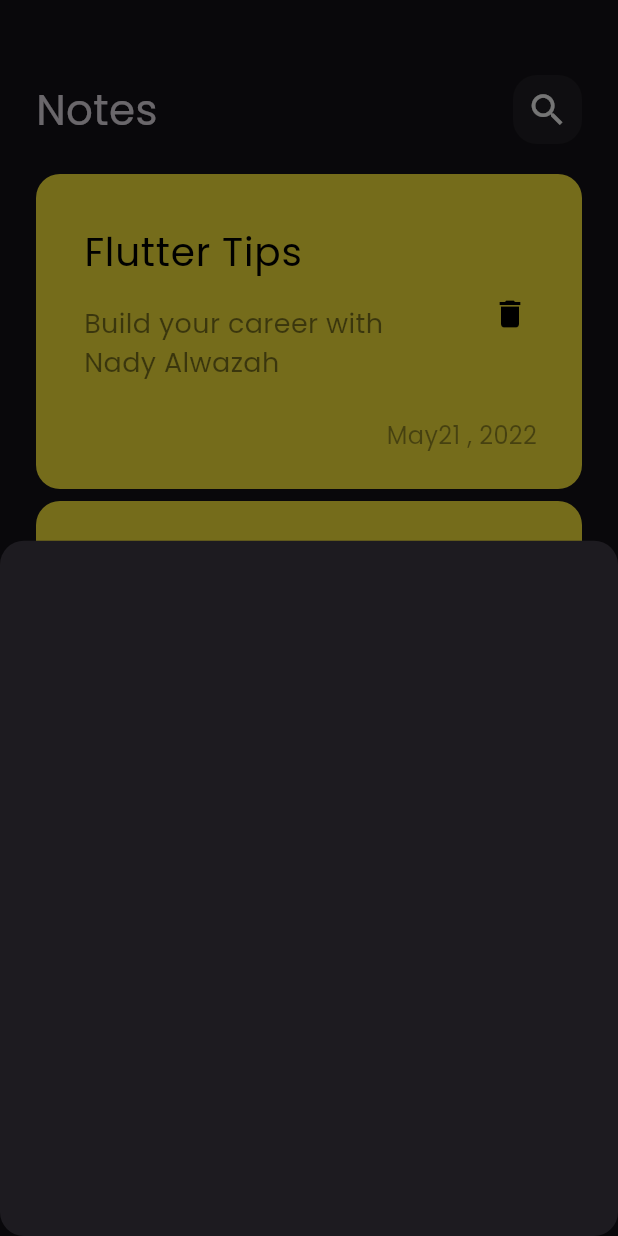
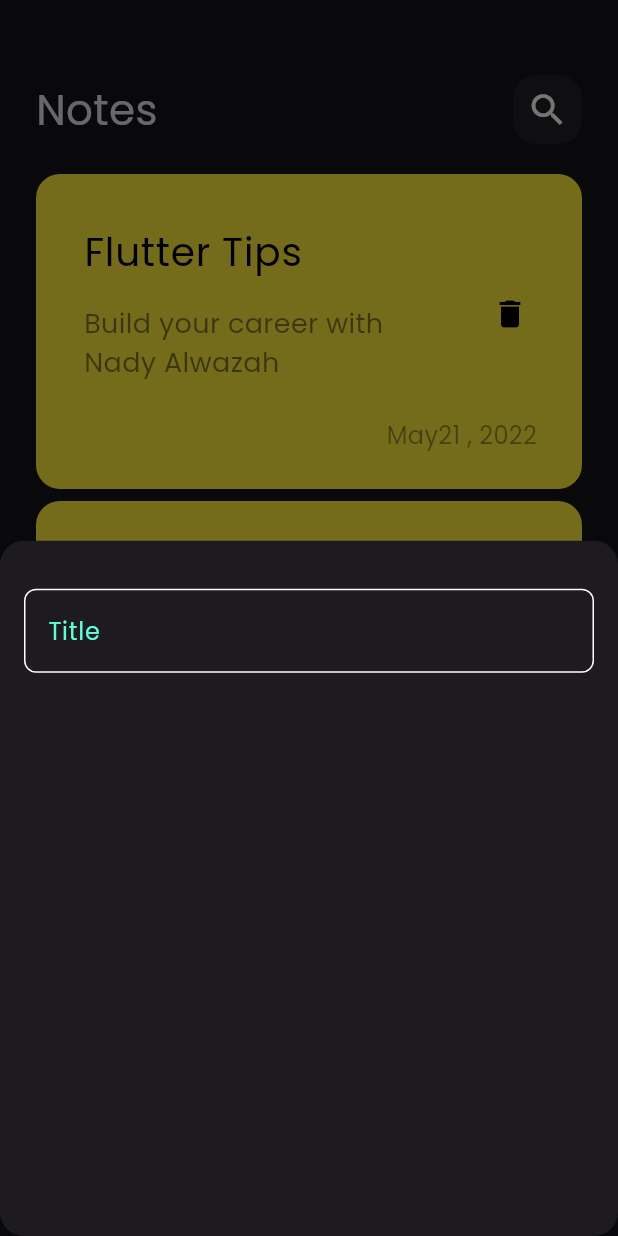
Before and after one commit to NADY10N/notes_app, a Flutter app: the screen it shows after launch, after a tap on the "add" icon, on a phone screen of 412 x 824 dp. Run offline on Flutter 3.47's test engine with Material 3 defaults, Android fonts, the phone set to English and light mode, and no system bars.

Commit message:
create custom text field

```diff
--- /dev/null
+++ b/lib/constants.dart
@@ -0,0 +1,3 @@
+import 'package:flutter/material.dart';
+
+const kPrimaryColor = Color(0xff62FCD7);
--- a/lib/views/widgets/add_note_bottom-sheet.dart
+++ b/lib/views/widgets/add_note_bottom-sheet.dart
@@ -1,10 +1,23 @@
 import 'package:flutter/material.dart';
+import 'package:notes/views/widgets/custom_text_field.dart';
 
 class AddNoteBottomSheet extends StatelessWidget {
   const AddNoteBottomSheet({super.key});
 
   @override
   Widget build(BuildContext context) {
-    return Container();
+    return Padding(
+      padding: const EdgeInsets.symmetric(
+        horizontal: 16,
+      ),
+      child: Column(
+        children: [
+          SizedBox(
+            height: 32,
+          ),
+          CustomTextfield(),
+        ],
+      ),
+    );
   }
 }
--- /dev/null
+++ b/lib/views/widgets/custom_text_field.dart
@@ -0,0 +1,27 @@
+import 'package:flutter/material.dart';
+import 'package:notes/constants.dart';
+
+class CustomTextfield extends StatelessWidget {
+  const CustomTextfield({super.key});
+
+  @override
+  Widget build(BuildContext context) {
+    return TextField(
+      cursorColor: kPrimaryColor,
+      decoration: InputDecoration(
+        hintText: "Title",
+        hintStyle: const TextStyle(color: kPrimaryColor),
+        border: buildBorder(),
+        enabledBorder: buildBorder(),
+        focusedBorder: buildBorder(kPrimaryColor),
+      ),
+    );
+  }
+
+  OutlineInputBorder buildBorder([color]) {
+    return OutlineInputBorder(
+      borderRadius: BorderRadius.circular(8),
+      borderSide: BorderSide(color: color ?? Colors.white),
+    );
+  }
+}
```
